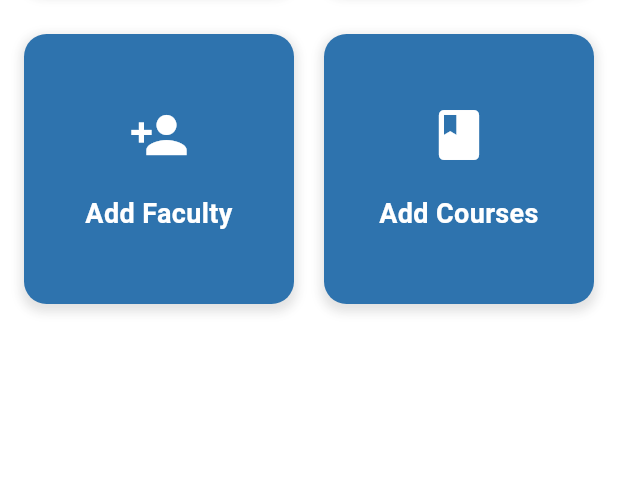
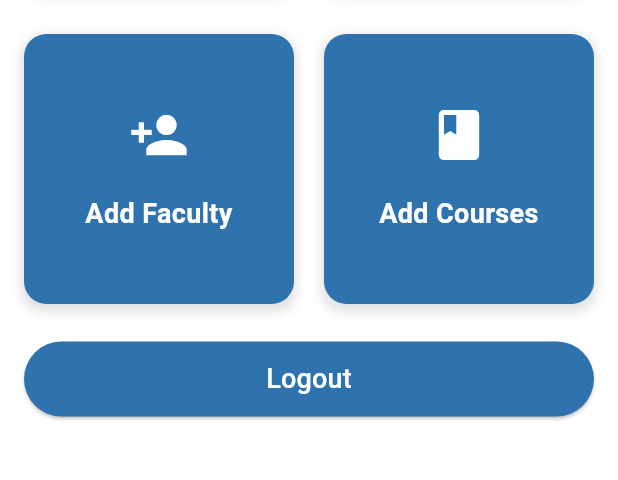
Before and after one commit to gabu-hero/FeedbackApp, a Flutter app: the HodDashboard screen opened directly with empty values, on a phone screen of 412 x 824 dp, the part 449-929 px from its top. Run offline on Flutter 3.47's test engine with Material 3 defaults, Android fonts, the phone set to English and light mode, and no system bars; our stand-ins replace appwrite, permission_handler, pie_chart; missing offline and left inert: excel, flutter_file_dialog; network calls fail.

Commit message:
soleha penwala committed hod logout red sundar alert

```diff
--- a/lib/facultyfeedbackform.dart
+++ b/lib/facultyfeedbackform.dart
@@ -376,9 +376,9 @@ class _FacultyfeedbackformState extends State<Facultyfeedbackform> {
         context: context,
         builder: (BuildContext context) {
           return AlertDialog(
-            title: Text("Limit Reached"),
+            title: Text("Limit Reached",style: TextStyle(color: Colors.red)),
             content:
-                Text("You can only submit feedback twice for this course."),
+                Text("You can only submit feedback twice for this course.",style: TextStyle(color: Colors.red)),
             actions: [
               TextButton(
                 child: Text("OK"),
--- a/lib/hoddashboard.dart
+++ b/lib/hoddashboard.dart
@@ -1,7 +1,9 @@
 import 'package:feedback_app/addcourse.dart';
 import 'package:feedback_app/addfaculty.dart';
+import 'package:feedback_app/buttons.dart';
 import 'package:feedback_app/dashboardbutton.dart';
 import 'package:feedback_app/exportcourselist.dart';
+import 'package:feedback_app/mainloginpage.dart';
 import 'package:feedback_app/statisticsdropdownvisual.dart';
 import 'package:flutter/material.dart';
 
@@ -15,15 +17,21 @@ class HodDashboard extends StatelessWidget {
   final String dnameFDashboard;
   final String frole;
 
-  HodDashboard(
-      {required this.hodDusername,
+  HodDashboard({
+    required this.hodDusername,
     required this.hosDID,
     required this.dnameFDashboard,
-      required this.frole});
+    required this.frole,
+  });
 
   @override
   Widget build(BuildContext context) {
-    return Scaffold(
+    return WillPopScope(
+      onWillPop: () async {
+        // Return false to disable the system back button
+        return false;
+      },
+      child: Scaffold(
         backgroundColor: const Color(0xEBFFFFFF),
         appBar: AppBar(
           title: Text(
@@ -52,8 +60,7 @@ class HodDashboard extends StatelessWidget {
                     crossAxisCount: 2,
                     crossAxisSpacing: 20,
                     mainAxisSpacing: 30,
-                  physics:
-                      NeverScrollableScrollPhysics(), // Disable GridView scrolling
+                    physics: NeverScrollableScrollPhysics(), // Disable GridView scrolling
                     shrinkWrap: true, // Wraps the grid to its contents
                     children: [
                       DashboardButton(
@@ -67,7 +74,8 @@ class HodDashboard extends StatelessWidget {
                               builder: (context) => StatisticsDropdownVisual(
                                 name: hodDusername,
                                 dept: hosDID,
-                                  )),
+                              ),
+                            ),
                           );
                         },
                       ),
@@ -82,7 +90,8 @@ class HodDashboard extends StatelessWidget {
                               builder: (context) => ExportCourseList(
                                 name: hodDusername,
                                 dept: hosDID,
-                                  )),
+                              ),
+                            ),
                           );
                         },
                       ),
@@ -98,7 +107,8 @@ class HodDashboard extends StatelessWidget {
                                 department: dnameFDashboard,
                                 deptid: hosDID,
                                 role: frole,
-                                  )),
+                              ),
+                            ),
                           );
                         },
                       ),
@@ -111,14 +121,30 @@ class HodDashboard extends StatelessWidget {
                             context,
                             MaterialPageRoute(
                               builder: (context) => Addcourse(
-                                  department: dnameFDashboard, deptid: hosDID)),
+                                department: dnameFDashboard,
+                                deptid: hosDID,
+                              ),
+                            ),
                           );
                         },
                       ),
                     ],
                   ),
                 ),
+
+                const SizedBox(height: 20),
+                // Logout Button
+                Buttons(
+                  text: 'Logout',
+                  onPressed: () {
+                    Navigator.push(
+                      context,
+                      MaterialPageRoute(builder: (context) => LoginButtons()),
+                    );
+                  },
+                ),
               ],
+            ),
           ),
         ),
       ),
```
Lines whose indentation alone changed are shown as unchanged.
